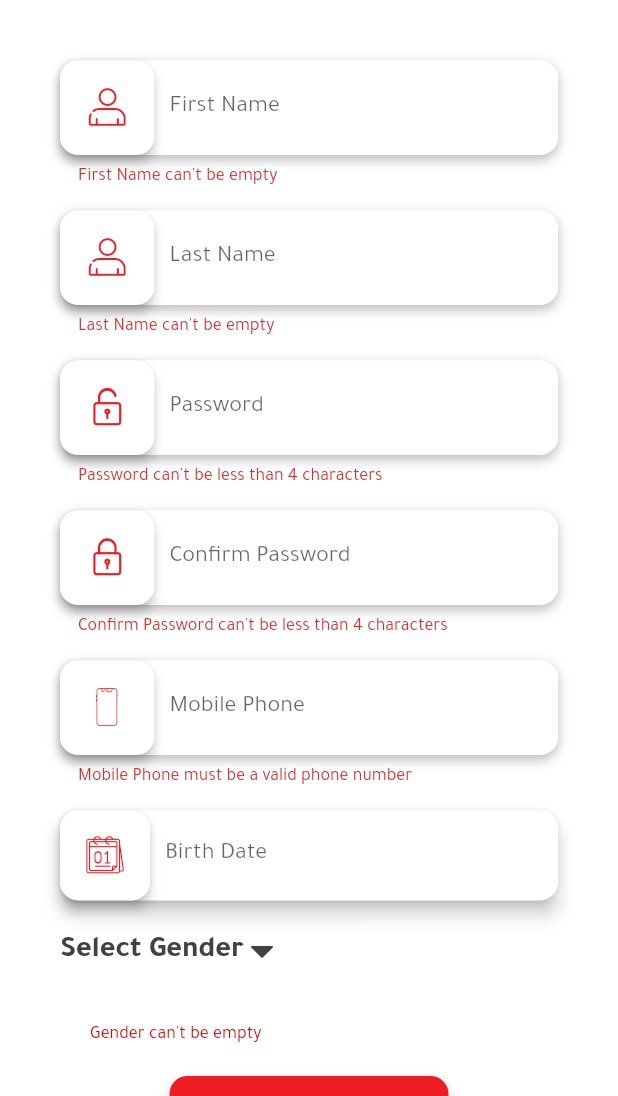
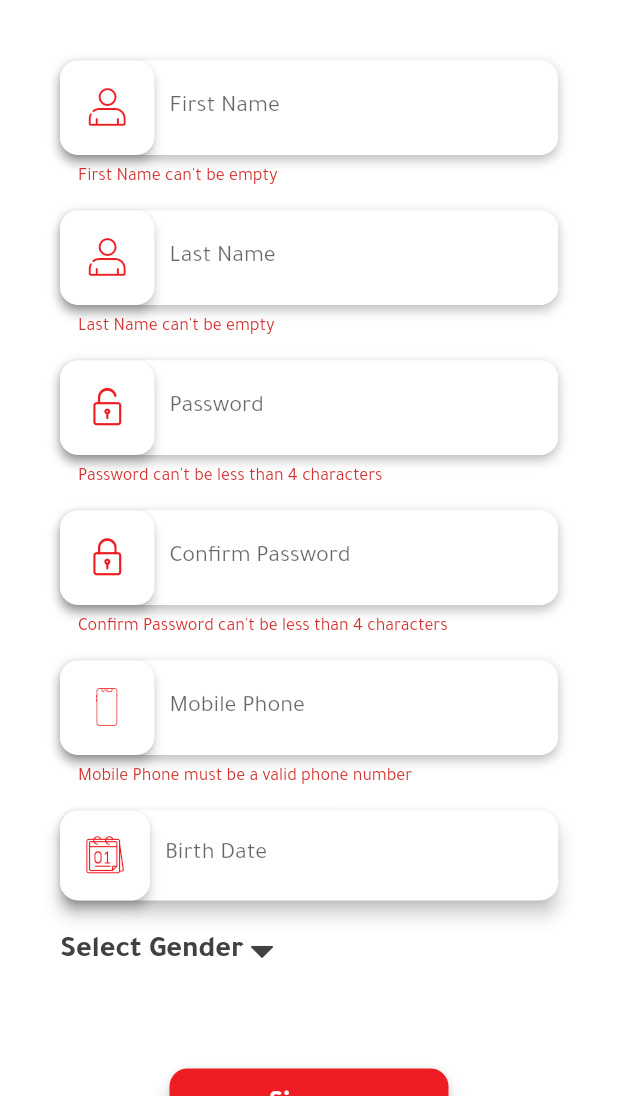
Before and after one commit to ahmadtaleb99/masotti, a Flutter app: the SignupPage screen opened directly, scrolled down 162 dp, after a tap on "Signup", on a phone screen of 412 x 824 dp, the part 140-1236 px from its top. Run offline on Flutter 3.47's test engine with Material 2 defaults, Android fonts, the phone set to English and light mode, and no system bars; drawn by our look-alikes of auto_size_text, datetime_picker_formfield, overlay_support; our stand-ins replace cached_network_image, carousel_slider, easy_localization, expandable, firebase_core, firebase_messaging and 12 more; accounts and stored records are empty; network calls fail.

Commit message:
making gender and bd optional

```diff
--- a/lib/pages/signup.dart
+++ b/lib/pages/signup.dart
@@ -1,3 +1,5 @@
+import 'dart:developer';
+
 import 'package:flutter/material.dart';
 import 'package:easy_localization/easy_localization.dart';
 import 'package:datetime_picker_formfield/datetime_picker_formfield.dart';
@@ -169,9 +171,9 @@ class SignupPageState extends State<SignupPage> {
                                   ),
                                 ),
                                 validator: (value) {
-                                  return value == null
-                                      ? 'Birth Date can\'t be empty'
-                                      : null;
+                                  // return value == null
+                                  //     ? 'Birth Date can\'t be empty'
+                                  //     : null;
                                 },
                                 format: DateFormat('yyyy-MM-dd'),
                                 onShowPicker: (context, value) async {
@@ -306,17 +308,18 @@ class SignupPageState extends State<SignupPage> {
                                             customer.password ==
                                                 customer.confirmPassword;
                                         if (_formKey.currentState!.validate() &&
-                                            selectedGender != null &&
+                                            // selectedGender != null &&
                                             checkPassword) {
                                           _formKey.currentState!.save();
+                                          log('here');
                                           signup(customer);
-                                        } else if (selectedGender == null ||
+                                        } else if (
                                             !checkPassword) {
                                           setState(() {
-                                            if (selectedGender == null) {
-                                              emptySelectedGender =
-                                                  'Gender can\'t be empty'.tr();
-                                            }
+                                            // if (selectedGender == null) {
+                                            //   emptySelectedGender =
+                                            //       'Gender can\'t be empty'.tr();
+                                            // }
                                             confirmPasswordError = !checkPassword
                                                 ? 'Confirm password must match password'
                                                     .tr()
--- a/lib/services/networking/network_helper.dart
+++ b/lib/services/networking/network_helper.dart
@@ -49,7 +49,6 @@ throw FetchDataException(message: 'Error Occurred while getting data'.tr());
   }
 
   static dynamic _returnResponse(http.Response response) {
-    log('network class : :: '+response.statusCode.toString()+'  ' +response.body.toString());
     switch (response.statusCode) {
       case 200:
         var responseJson = json.decode(response.body.toString());
```
Also changed, not shown: lib/models/customer.dart (+15 -2 lines), lib/pages/profile.dart (+13 -9 lines).
